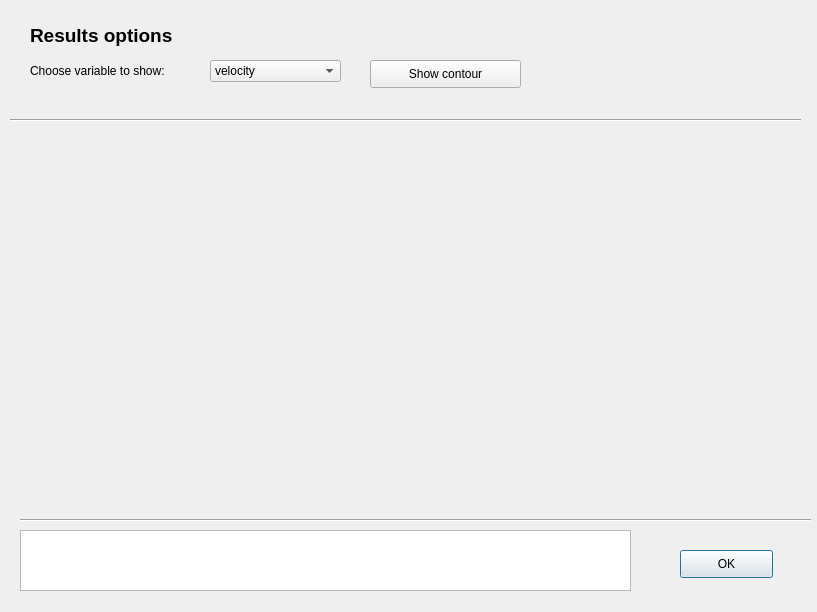
Above: Simulation/resultswindow.ui from michal234/Flow_Simluation_Window_App before the change. Below: the same form after it.
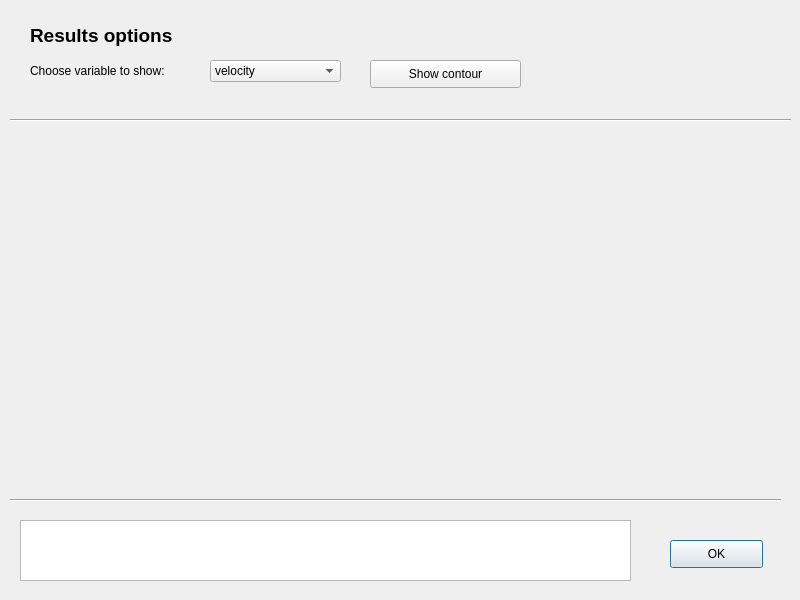
That is the form after the change.

```diff
--- a/Simulation/resultswindow.ui
+++ b/Simulation/resultswindow.ui
@@ -6,8 +6,8 @@
    <rect>
     <x>0</x>
     <y>0</y>
-    <width>817</width>
-    <height>612</height>
+    <width>800</width>
+    <height>600</height>
    </rect>
   </property>
   <property name="windowTitle">
@@ -16,8 +16,8 @@
   <widget class="QPushButton" name="pushButton">
    <property name="geometry">
     <rect>
-     <x>680</x>
-     <y>550</y>
+     <x>670</x>
+     <y>540</y>
      <width>93</width>
      <height>28</height>
     </rect>
@@ -112,7 +112,7 @@
     <rect>
      <x>10</x>
      <y>110</y>
-     <width>791</width>
+     <width>781</width>
      <height>21</height>
     </rect>
    </property>
@@ -139,9 +139,9 @@
   <widget class="Line" name="line_2">
    <property name="geometry">
     <rect>
-     <x>20</x>
-     <y>510</y>
-     <width>791</width>
+     <x>10</x>
+     <y>490</y>
+     <width>771</width>
      <height>21</height>
     </rect>
    </property>
@@ -153,7 +153,7 @@
    <property name="geometry">
     <rect>
      <x>20</x>
-     <y>530</y>
+     <y>520</y>
      <width>611</width>
      <height>61</height>
     </rect>
@@ -162,9 +162,9 @@
   <widget class="QLabel" name="label_scale">
    <property name="geometry">
     <rect>
-     <x>50</x>
+     <x>40</x>
      <y>170</y>
-     <width>31</width>
+     <width>51</width>
      <height>271</height>
     </rect>
    </property>
@@ -178,10 +178,10 @@
   <widget class="QLabel" name="label_min">
    <property name="geometry">
     <rect>
-     <x>50</x>
+     <x>34</x>
      <y>460</y>
-     <width>55</width>
-     <height>16</height>
+     <width>91</width>
+     <height>20</height>
     </rect>
    </property>
    <property name="text">
@@ -191,10 +191,10 @@
   <widget class="QLabel" name="label_max">
    <property name="geometry">
     <rect>
-     <x>50</x>
+     <x>30</x>
      <y>140</y>
-     <width>55</width>
-     <height>16</height>
+     <width>91</width>
+     <height>20</height>
     </rect>
    </property>
    <property name="text">
```
